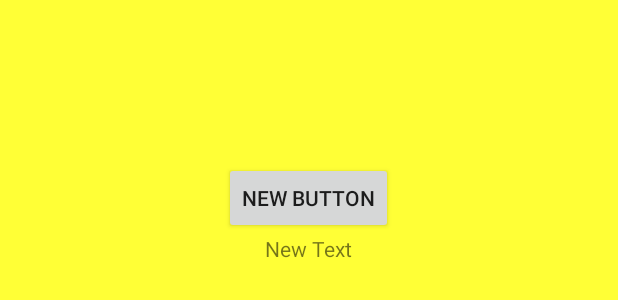
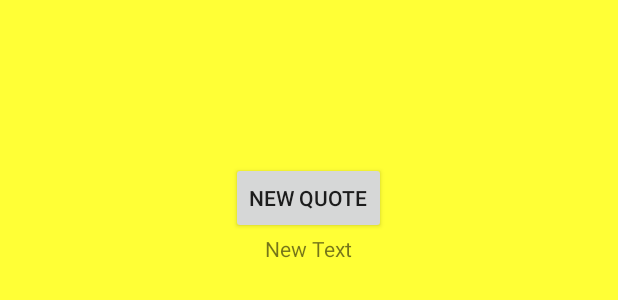
Before and after one commit to Brandstrom/PFI3_Therese_Brandstrom, an Android app: the layout activity_main.xml on its own in the app's theme, with its tools: preview values and no code run, on a phone screen of 412 x 824 dp. Shown: the top 300 px of the screen. Run offline under Robolectric (Android 15) with nearby library versions, the phone set to English and light mode, and no system bars.

Commit message:
Android Studio Assignment 1

```diff
--- a/app/src/main/res/layout/activity_main.xml
+++ b/app/src/main/res/layout/activity_main.xml
@@ -12,7 +12,7 @@
         style="?android:attr/buttonStyleSmall"
         android:layout_width="wrap_content"
         android:layout_height="wrap_content"
-        android:text="New Button"
+        android:text="New Quote"
         android:id="@+id/button"
         android:onClick="clickelick"
         android:layout_alignParentTop="true"
```
